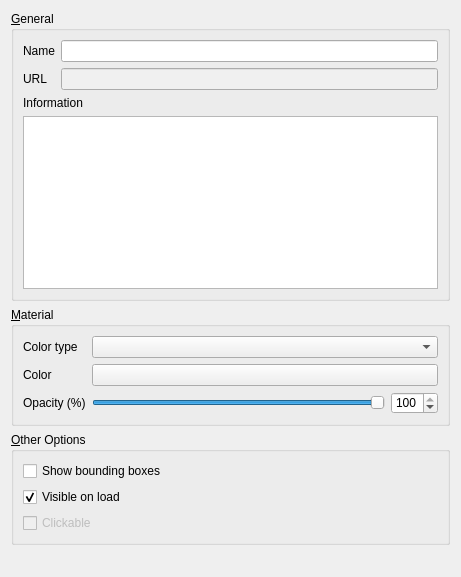
Qt form ui/pcproperties.ui (minorua/Qgis2threejs) before a commit.
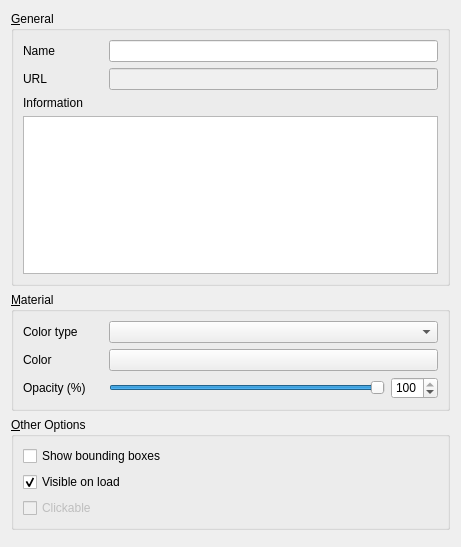
The same form after that commit. Custom widgets are drawn as their Qt base class.

Commit message: ui: clean up layouts and adjust alignment

Diff of the .ui file:
```diff
--- a/ui/pcproperties.ui
+++ b/ui/pcproperties.ui
@@ -7,7 +7,7 @@
     <x>0</x>
     <y>0</y>
     <width>461</width>
-    <height>577</height>
+    <height>547</height>
    </rect>
   </property>
   <property name="windowTitle">
@@ -19,11 +19,15 @@
      <property name="title">
       <string>&amp;General</string>
      </property>
-     <layout class="QVBoxLayout" name="verticalLayout_2">
-      <item>
-       <layout class="QFormLayout" name="formLayout">
+     <layout class="QGridLayout" name="gridLayout_2">
         <item row="0" column="0">
          <widget class="QLabel" name="label">
+        <property name="minimumSize">
+         <size>
+          <width>80</width>
+          <height>0</height>
+         </size>
+        </property>
           <property name="text">
            <string>Name</string>
           </property>
@@ -32,13 +36,6 @@
         <item row="0" column="1">
          <widget class="QLineEdit" name="lineEdit_Name"/>
         </item>
-        <item row="1" column="0">
-         <widget class="QLabel" name="label_3">
-          <property name="text">
-           <string>URL</string>
-          </property>
-         </widget>
-        </item>
         <item row="1" column="1">
          <widget class="QLineEdit" name="url">
           <property name="styleSheet">
@@ -49,16 +46,14 @@
           </property>
          </widget>
         </item>
-       </layout>
-      </item>
-      <item>
-       <widget class="QLabel" name="label_2">
+      <item row="1" column="0">
+       <widget class="QLabel" name="label_3">
         <property name="text">
-         <string>Information</string>
+         <string>URL</string>
         </property>
        </widget>
       </item>
-      <item>
+      <item row="3" column="0" colspan="2">
        <widget class="QTextBrowser" name="textBrowser">
         <property name="sizePolicy">
          <sizepolicy hsizetype="Expanding" vsizetype="Minimum">
@@ -74,6 +69,13 @@
         </property>
        </widget>
       </item>
+      <item row="2" column="0" colspan="2">
+       <widget class="QLabel" name="label_2">
+        <property name="text">
+         <string>Information</string>
+        </property>
+       </widget>
+      </item>
      </layout>
     </widget>
    </item>
@@ -82,7 +84,7 @@
      <property name="title">
       <string>&amp;Material</string>
      </property>
-     <layout class="QFormLayout" name="formLayout_2">
+     <layout class="QGridLayout" name="gridLayout">
       <item row="2" column="0">
        <widget class="QLabel" name="label_17">
         <property name="text">
@@ -91,8 +93,6 @@
        </widget>
       </item>
       <item row="2" column="1">
-       <layout class="QGridLayout" name="gridLayout">
-        <item row="0" column="1">
          <widget class="QSlider" name="horizontalSlider_Opacity">
           <property name="sizePolicy">
            <sizepolicy hsizetype="Expanding" vsizetype="Fixed">
@@ -117,7 +117,27 @@
           </property>
          </widget>
         </item>
-        <item row="0" column="2">
+      <item row="0" column="0">
+       <widget class="QLabel" name="label_4">
+        <property name="minimumSize">
+         <size>
+          <width>80</width>
+          <height>0</height>
+         </size>
+        </property>
+        <property name="text">
+         <string>Color type</string>
+        </property>
+       </widget>
+      </item>
+      <item row="1" column="0">
+       <widget class="QLabel" name="label_Color">
+        <property name="text">
+         <string>Color</string>
+        </property>
+       </widget>
+      </item>
+      <item row="2" column="2">
          <widget class="QSpinBox" name="spinBox_Opacity">
           <property name="enabled">
            <bool>true</bool>
@@ -145,26 +165,7 @@
           </property>
          </widget>
         </item>
-       </layout>
-      </item>
-      <item row="0" column="0">
-       <widget class="QLabel" name="label_4">
-        <property name="text">
-         <string>Color type</string>
-        </property>
-       </widget>
-      </item>
-      <item row="0" column="1">
-       <widget class="QComboBox" name="comboBox_ColorType"/>
-      </item>
-      <item row="1" column="0">
-       <widget class="QLabel" name="label_Color">
-        <property name="text">
-         <string>Color</string>
-        </property>
-       </widget>
-      </item>
-      <item row="1" column="1">
+      <item row="1" column="1" colspan="2">
        <widget class="QgsColorButton" name="colorButton_Color">
         <property name="sizePolicy">
          <sizepolicy hsizetype="Preferred" vsizetype="Fixed">
@@ -180,6 +181,9 @@
         </property>
        </widget>
       </item>
+      <item row="0" column="1" colspan="2">
+       <widget class="QComboBox" name="comboBox_ColorType"/>
+      </item>
      </layout>
     </widget>
    </item>
```
Lines whose indentation alone changed are shown as unchanged. The commit also changes 9 other files.
